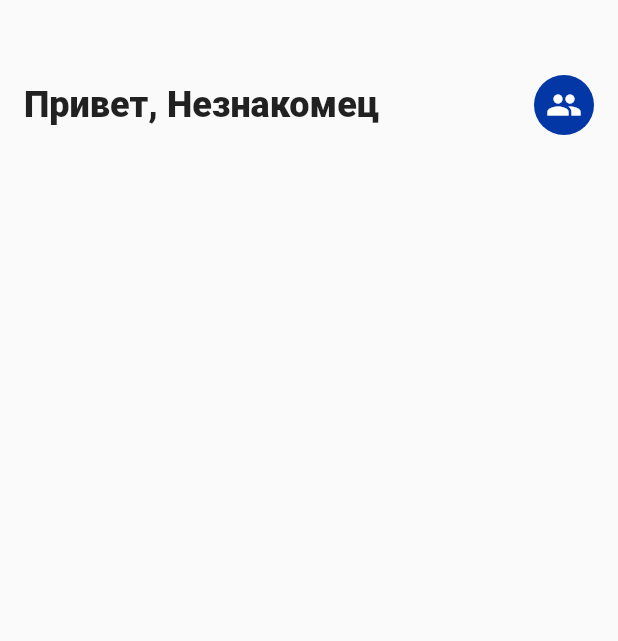
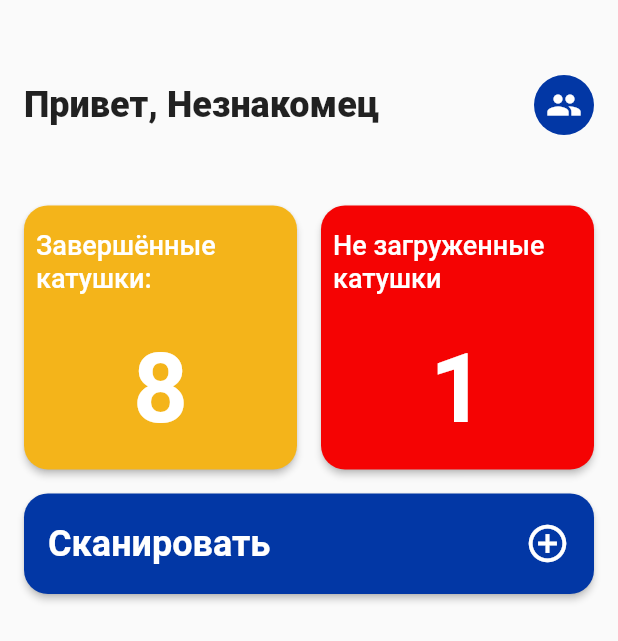
Before and after one commit to Rem-Coil/popper-mobile, a Flutter app: the HomeScreen screen opened by its route, on a phone screen of 412 x 824 dp. Shown: the top 641 px of the screen. Run offline on Flutter 3.47's test engine with Material 2 defaults, Android fonts, the light colour scheme and no system bars; our stand-ins replace dartz, dio, flutter_bloc, get_it, google_fonts, hive_flutter and 4 more; accounts and stored records are empty; generated files the repository leaves out were written again.

Commit message:
[POPPER-T-31] Закончил верстку главной страницы страницы

```diff
--- a/lib/core/theme/fonts.dart
+++ b/lib/core/theme/fonts.dart
@@ -2,7 +2,7 @@ import 'package:flutter/material.dart';
 import 'package:google_fonts/google_fonts.dart';
 
 TextTheme fonts(BuildContext context) {
-  return GoogleFonts.mPlusRounded1cTextTheme(
+  return GoogleFonts.robotoTextTheme(
     Theme
         .of(context)
         .textTheme,
--- a/lib/screen/home/ui/home_screen.dart
+++ b/lib/screen/home/ui/home_screen.dart
@@ -1,5 +1,7 @@
 import 'package:flutter/material.dart';
+import 'package:popper_mobile/screen/home/ui/widgets/actions_list_button.dart';
 import 'package:popper_mobile/screen/home/ui/widgets/home_header.dart';
+import 'package:popper_mobile/widgets/buttons/simple_button.dart';
 
 class HomeScreen extends StatelessWidget {
   static const route = '/home';
@@ -10,9 +12,51 @@ class HomeScreen extends StatelessWidget {
   Widget build(BuildContext context) {
     return Scaffold(
       body: Container(
+        padding: EdgeInsets.symmetric(horizontal: 16),
         child: Column(
           children: [
             HomeHeader(),
+            SizedBox(height: 47),
+            Row(
+              children: [
+                Expanded(
+                  child: ActionsListButton(
+                    color: 0xFFF4B41A,
+                    title: 'Завершённые катушки:',
+                    count: 8,
+                  ),
+                ),
+                SizedBox(width: 16),
+                Expanded(
+                  child: ActionsListButton(
+                    color: 0xFFF50303,
+                    title: 'Не загруженные катушки',
+                    count: 1,
+                  ),
+                )
+              ],
+            ),
+            SizedBox(height: 16),
+            SimpleButton(
+              width: double.infinity,
+              height: 67,
+              borderRadius: 16,
+              onPressed: () {},
+              child: Row(
+                children: [
+                  Text(
+                    'Сканировать',
+                    style: TextStyle(fontSize: 24, fontWeight: FontWeight.bold),
+                  ),
+                  Spacer(),
+                  Icon(
+                    Icons.add_circle_outline,
+                    color: Colors.white,
+                    size: 30,
+                  )
+                ],
+              ),
+            ),
           ],
         ),
       ),
--- /dev/null
+++ b/lib/screen/home/ui/widgets/actions_list_button.dart
@@ -0,0 +1,43 @@
+import 'package:flutter/material.dart';
+import 'package:popper_mobile/widgets/buttons/simple_button.dart';
+
+class ActionsListButton extends StatelessWidget {
+  final int color;
+  final String title;
+  final int count;
+
+  const ActionsListButton({
+    Key? key,
+    required this.color,
+    required this.title,
+    required this.count,
+  }) : super(key: key);
+
+  @override
+  Widget build(BuildContext context) {
+    return SimpleButton(
+      height: 176,
+      color: Color(color),
+      borderRadius: 16,
+      padding: const EdgeInsets.symmetric(vertical: 16, horizontal: 8),
+      child: Column(
+        children: [
+          Text(
+            title,
+            style: TextStyle(fontSize: 18, color: Colors.white, height: 1.2),
+          ),
+          Spacer(),
+          Text(
+            '$count',
+            style: TextStyle(
+              fontSize: 64,
+              color: Colors.white,
+              fontWeight: FontWeight.bold,
+            ),
+          ),
+        ],
+      ),
+      onPressed: () {},
+    );
+  }
+}
--- a/lib/screen/home/ui/widgets/home_header.dart
+++ b/lib/screen/home/ui/widgets/home_header.dart
@@ -1,7 +1,7 @@
 import 'package:flutter/material.dart';
 import 'package:flutter_bloc/flutter_bloc.dart';
 import 'package:popper_mobile/screen/auth/bloc/auth_bloc.dart';
-import 'package:popper_mobile/widgets/circle_icon_button.dart';
+import 'package:popper_mobile/widgets/buttons/circle_icon_button.dart';
 
 class HomeHeader extends StatelessWidget {
   const HomeHeader({Key? key}) : super(key: key);
@@ -12,7 +12,6 @@ class HomeHeader extends StatelessWidget {
       builder: (context, state) {
         final username = state.user?.firstname ?? 'Незнакомец';
         return Container(
-          padding: EdgeInsets.symmetric(horizontal: 16),
           child: Column(
             children: [
               SizedBox(height: 50),
--- a/lib/screen/login/ui/login_screen.dart
+++ b/lib/screen/login/ui/login_screen.dart
@@ -3,7 +3,7 @@ import 'package:flutter_bloc/flutter_bloc.dart';
 import 'package:popper_mobile/core/utils/context_utils.dart';
 import 'package:popper_mobile/screen/home/ui/home_screen.dart';
 import 'package:popper_mobile/screen/login/bloc/login_bloc.dart';
-import 'package:popper_mobile/widgets/button.dart';
+import 'package:popper_mobile/widgets/buttons/loading_button.dart';
 import 'package:popper_mobile/widgets/field.dart';
 import 'package:popper_mobile/widgets/logo.dart';
 
--- /dev/null
+++ b/lib/widgets/buttons/simple_button.dart
@@ -0,0 +1,49 @@
+import 'package:flutter/material.dart';
+
+class SimpleButton extends StatelessWidget {
+  final Widget child;
+  final VoidCallback? onPressed;
+  final double? width;
+  final double? height;
+  final Color? color;
+  final double borderRadius;
+  final EdgeInsetsGeometry padding;
+
+  const SimpleButton({
+    Key? key,
+    required this.child,
+    required this.onPressed,
+    this.height,
+    this.width,
+    this.color,
+    double? borderRadius,
+    EdgeInsetsGeometry? padding,
+  })  : this.borderRadius = borderRadius ?? 12,
+        this.padding = padding ?? const EdgeInsets.all(16),
+        super(key: key);
+
+  @override
+  Widget build(BuildContext context) {
+    return Container(
+      width: width,
+      height: height,
+      child: ElevatedButton(
+        onPressed: onPressed,
+        child: child,
+        style: _style,
+      ),
+    );
+  }
+
+  ButtonStyle get _style {
+    return ButtonStyle(
+      padding: MaterialStateProperty.all<EdgeInsetsGeometry?>(padding),
+      backgroundColor: MaterialStateProperty.all<Color?>(color),
+      shape: MaterialStateProperty.all<RoundedRectangleBorder>(
+        RoundedRectangleBorder(
+          borderRadius: BorderRadius.circular(borderRadius),
+        ),
+      ),
+    );
+  }
+}
--- a/lib/widgets/failed_screen.dart
+++ b/lib/widgets/failed_screen.dart
@@ -1,5 +1,5 @@
 import 'package:flutter/material.dart';
-import 'package:popper_mobile/widgets/button.dart';
+import 'package:popper_mobile/widgets/buttons/simple_button.dart';
 
 class FailedScreen extends StatelessWidget {
   static const String route = '/failed';
--- a/lib/widgets/success_screen.dart
+++ b/lib/widgets/success_screen.dart
@@ -1,5 +1,5 @@
 import 'package:flutter/material.dart';
-import 'package:popper_mobile/widgets/button.dart';
+import 'package:popper_mobile/widgets/buttons/simple_button.dart';
 
 class SuccessScreen extends StatelessWidget {
   static const String route = '/success';
```
Also changed, not shown: lib/widgets/button.dart (deleted, +0 -67 lines), lib/widgets/buttons/loading_button.dart (added, +32 -0 lines), lib/widgets/column_divider.dart (deleted, +0 -16 lines), lib/widgets/line_info.dart (deleted, +0 -23 lines), lib/widgets/buttons/circle_icon_button.dart (renamed from lib/widgets/circle_icon_button.dart).
